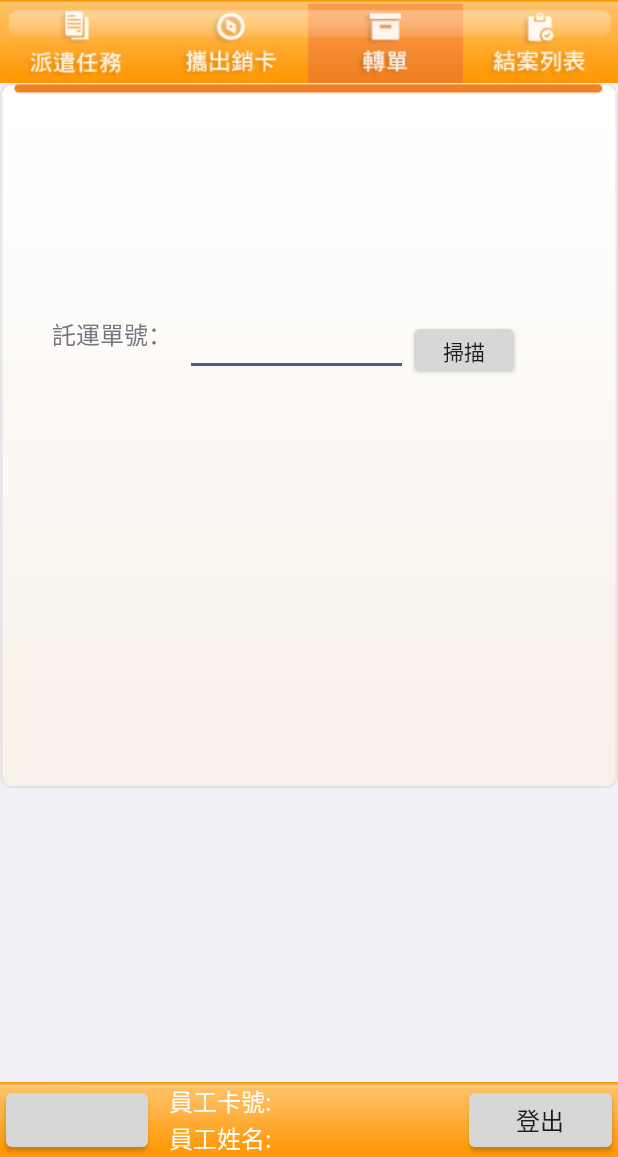
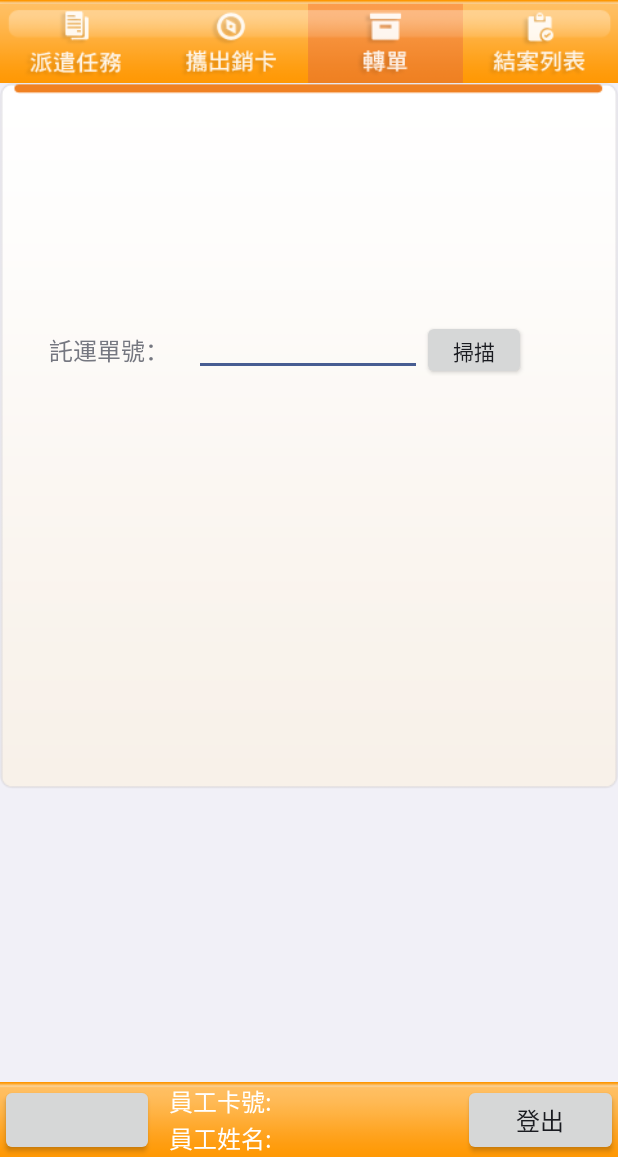
Before and after one commit to tom710236/dan, an Android app: the GetTaskFrg screen opened directly, with no data from a screen before it, on a phone screen of 412 x 824 dp, the part 79-1236 px from its top. Run offline under Robolectric (Android 15) with nearby library versions, the phone set to English and light mode, and no system bars; libraries missing offline, so code that uses them is left out: com.google.zxing.client; network calls fail; 3 statements that could not run were skipped.

Commit message:
轉單修正

```diff
--- a/app/src/main/java/com/example/motoapp/Application.java
+++ b/app/src/main/java/com/example/motoapp/Application.java
@@ -6,6 +6,7 @@ public class Application extends android.app.Application {
 	public static String strKey="7092a3c1-8ad6-48b5-b354-577378c282a5";
 	/** API */ public static final String strAPIUrl = "http://efms.hinet.net/FMS_WS/Services/API/Motor_Dispatch/";
 	public static String strCaseID="";
+	public static String strCaseID2="";
 	public static String strObuID="";
 	public static String strGoMin="";
 	public static Bundle objForm;
@@ -49,6 +50,7 @@ public class Application extends android.app.Application {
 	public static int strPayType;
 	public static String strPayAmounts="";
 	public static String newstrObuID="";
+	public static String ObuID="";
 	public static String newPay="";
 	public static String newPayType="";
 	public static String datatime="";
--- a/app/src/main/java/com/example/motoapp/DataListFrg.java
+++ b/app/src/main/java/com/example/motoapp/DataListFrg.java
@@ -1627,13 +1627,13 @@ public class DataListFrg extends Activity implements GestureDetector.OnGestureLi
 	public boolean onFling(MotionEvent e1, MotionEvent e2, float velocityX, float velocityY) {
 		float distance = e2.getX()-e1.getX();
 
-		if(distance>100){
+		if(distance>150){
 
 			Log.e("方向","右邊");
 			Intent intent = new Intent(DataListFrg.this, InOutFrg.class);
 			startActivity(intent);
             this.finish();
-		}else if(distance<-100){
+		}else if(distance<-150){
 			Log.e("方向","左邊");
 
 			Intent intent = new Intent(DataListFrg.this, HistoryFragment.class);
--- a/app/src/main/java/com/example/motoapp/GCMActivity.java
+++ b/app/src/main/java/com/example/motoapp/GCMActivity.java
@@ -64,6 +64,7 @@ public class GCMActivity extends Activity {
 
 				strCaseID = bundle.getString("caseID");
 				strOrderID =  bundle.getString("orderID");
+				Application.ObuID = strOrderID;
 				TextView_Msg.setText("收到一筆派遣任務("+strOrderID+")，請問要立刻開啟嗎?");
 				LinearLayout_St0.setVisibility(View.VISIBLE);
 				Log.e("strStatus",strStatus);
--- a/app/src/main/java/com/example/motoapp/Login.java
+++ b/app/src/main/java/com/example/motoapp/Login.java
@@ -959,6 +959,7 @@ public class Login extends Activity {
 	}
 
 	class getAPk extends Thread{
+
 		Uri uri ;
 		public void run() {
 			GetDTInfo(uri);
--- a/app/src/main/res/layout/frg_gettask.xml
+++ b/app/src/main/res/layout/frg_gettask.xml
@@ -53,8 +53,8 @@
                     <TextView
                         android:layout_width="0dp"
                         android:layout_height="wrap_content"
-                        android:layout_gravity="right"
-                        android:layout_weight="3"
+                        android:layout_gravity="top|right"
+                        android:layout_weight="3.5"
                         android:text="託運單號："
                         android:textSize="16sp" />
 
@@ -62,7 +62,7 @@
                         android:id="@+id/TextView_OrderNo3"
                         android:layout_width="0dp"
                         android:layout_height="wrap_content"
-                        android:layout_weight="5"
+                        android:layout_weight="5.5"
                         android:inputType="numberSigned"
                         android:singleLine="true"
                         android:text=""
```
Also changed, not shown: app/src/main/java/com/example/motoapp/Delay.java (+4 -4 lines), app/src/main/java/com/example/motoapp/GCMIntentService.java (+9 -1 lines), app/src/main/java/com/example/motoapp/GetTaskFrg.java (+28 -4 lines), app/src/main/java/com/example/motoapp/clsHttpPostAPI.java (+8 -0 lines), 28 other files.
